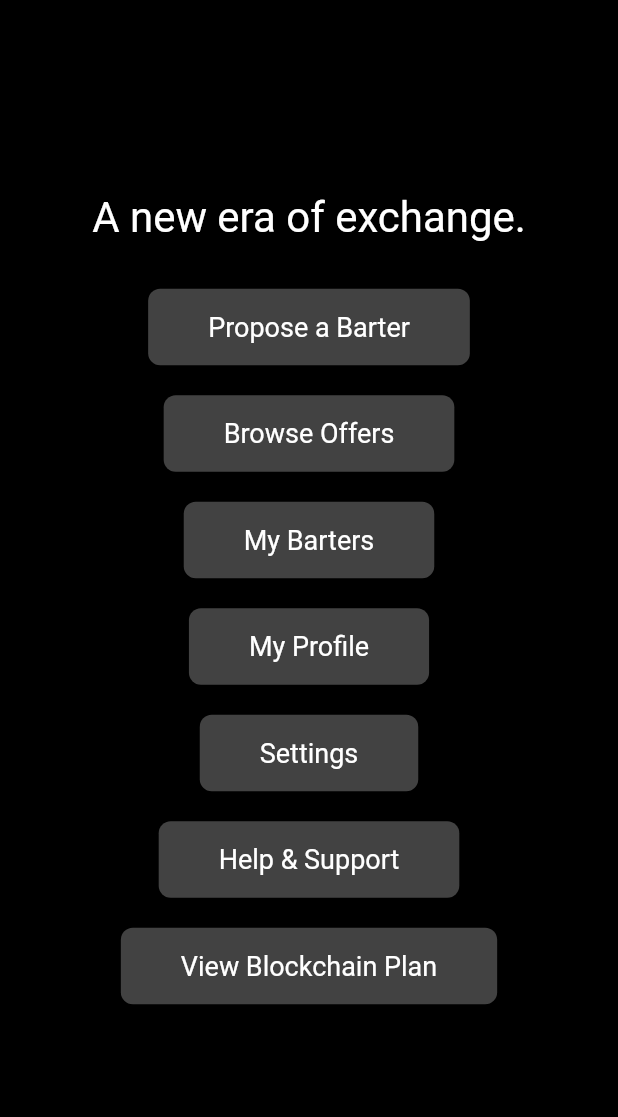
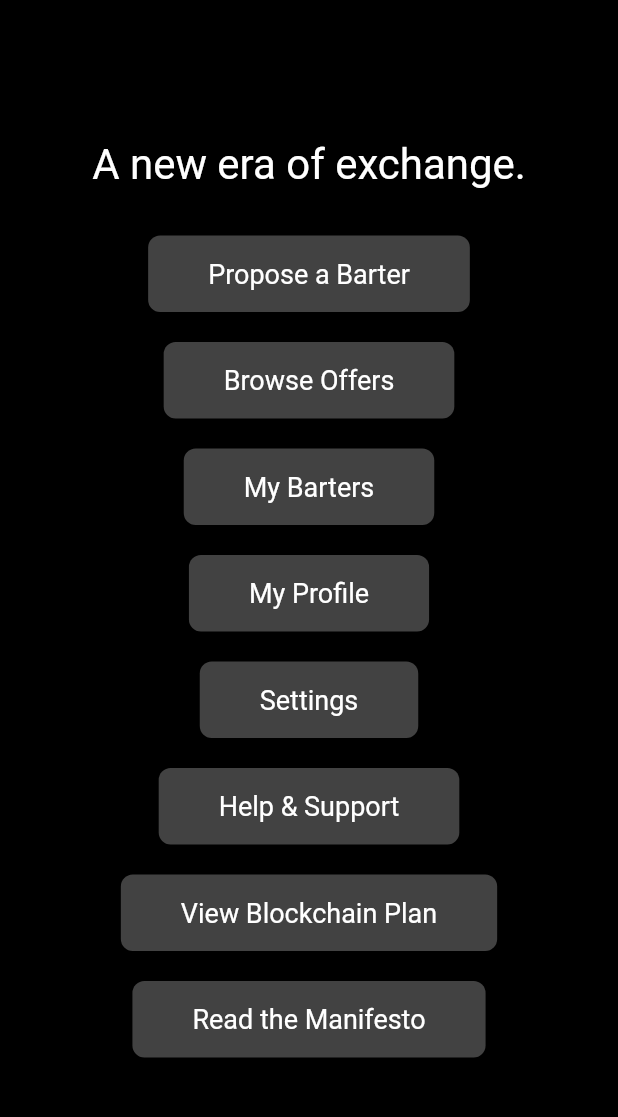
Before and after one commit to HereLiesAz/barterchain, a Flutter app: the screen it shows after launch, on a phone screen of 412 x 824 dp, the part 63-1180 px from its top. Run offline on Flutter 3.47's test engine with Material 3 defaults, Android fonts, the light colour scheme and no system bars; our stand-ins replace flutter_markdown.

Commit message:
Update main.dart

```diff
--- a/lib/main.dart
+++ b/lib/main.dart
@@ -7,7 +7,7 @@ import 'package:barterchain/user_profile_page.dart';
 import 'package:barterchain/settings_page.dart';
 import 'package:barterchain/help_support_page.dart';
 import 'package:barterchain/review_rating_page.dart';
-import 'package:barterchain/markdown_viewer_page.dart'; // Import the new Markdown viewer
+import 'package:barterchain/markdown_viewer_page.dart'; // Import the Markdown viewer
 
 void main() {
   runApp(const BarterchainApp());
@@ -184,7 +184,6 @@ class BarterchainHomePage extends StatelessWidget {
               child: const Text('Help & Support'),
             ),
             const SizedBox(height: 20),
-            // Button to view the Blockchain Plan document
             ElevatedButton(
               onPressed: () {
                 Navigator.push(
@@ -203,6 +202,26 @@ class BarterchainHomePage extends StatelessWidget {
               ),
               child: const Text('View Blockchain Plan'),
             ),
+            const SizedBox(height: 20),
+            // New button for the Manifesto
+            ElevatedButton(
+              onPressed: () {
+                Navigator.push(
+                  context,
+                  MaterialPageRoute(
+                    builder: (context) => const MarkdownViewerPage(
+                      markdownAssetPath: 'assets/manifesto.md',
+                      pageTitle: 'Barterchain Manifesto',
+                    ),
+                  ),
+                );
+              },
+              style: ElevatedButton.styleFrom(
+                padding: const EdgeInsets.symmetric(horizontal: 40, vertical: 15),
+                textStyle: const TextStyle(fontSize: 18),
+              ),
+              child: const Text('Read the Manifesto'),
+            ),
           ],
         ),
       ),
```
